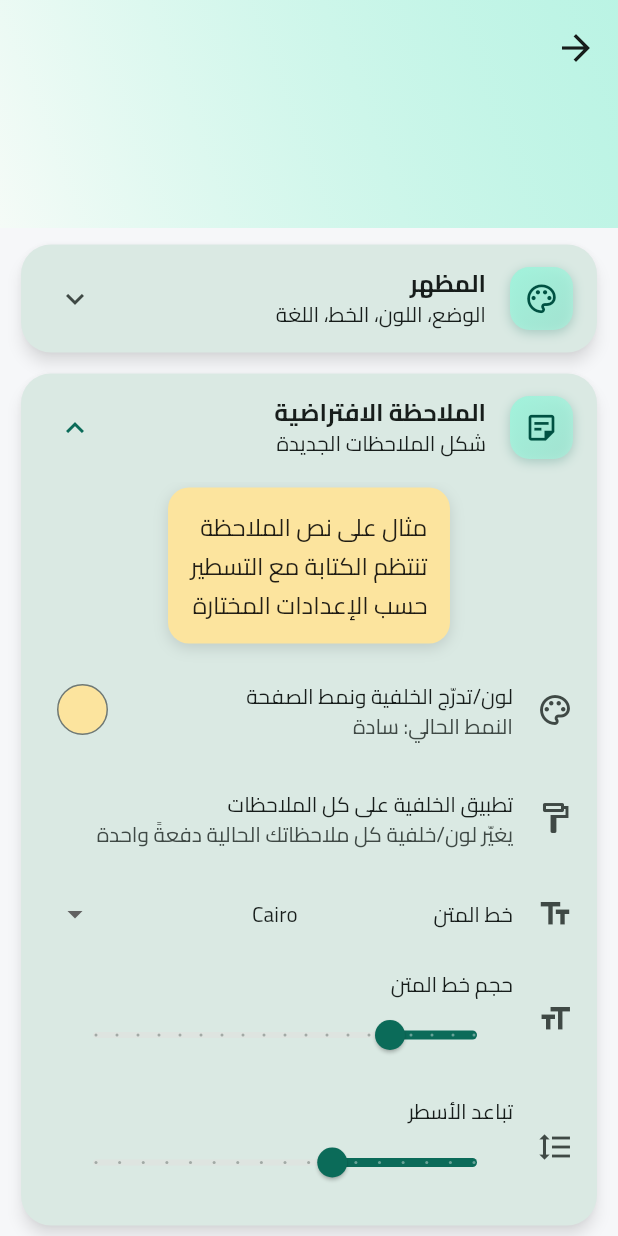
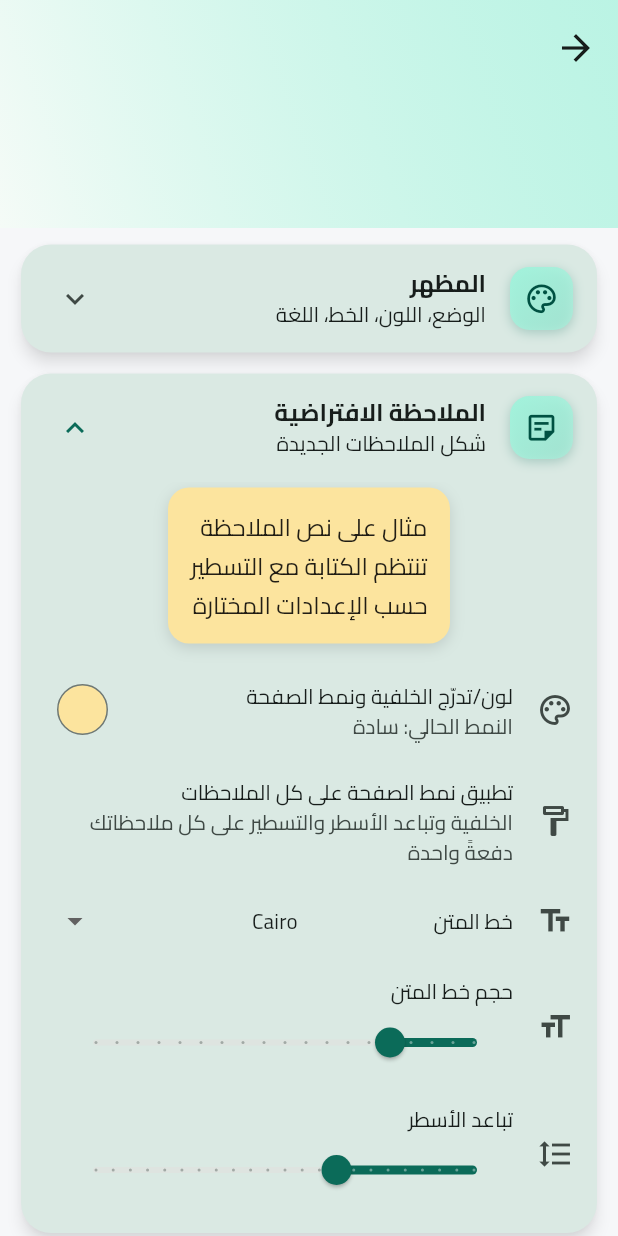
Before and after one commit to alaoufi/alaoufi_notes, a Flutter app: the SettingsScreen screen opened directly, after a tap on "المظهر", after a tap on "الملاحظة الافتراضية", on a phone screen of 412 x 824 dp. Run offline on Flutter 3.47's test engine with Material 3 defaults, Android fonts, the phone set to English and light mode, and no system bars; our stand-ins replace audioplayers, device_info_plus, file_picker, flutter_colorpicker, flutter_local_notifications, flutter_secure_storage and 14 more; missing offline and left inert: android_id, cryptography, encrypt, extension_google_sign_in_as_googleapis_auth, flutter_quill, googleapis and 2 more; accounts and stored records are empty; project files that could hold a hidden picture were left out.

Commit message:
إصلاح تباعد الأسطر الدقيق + توسيع المدى + تعميم نمط الصفحة بالكامل
تباعد الأسطر:
- كان flutter_quill يطبّق سمة line-height بقيم منفصلة محدّدة فقط (1.0/1.15/1.5/2.0)
  ويُسقط الباقي على الافتراضي، كما أن تجاوزنا لـ lineHeightNormal جعل «1.0» تُعرض
  بقيمة الإعداد العام (1.6) ⇒ تبدو 1.0 أكبر من 1.5. أضفنا customStyleBuilder يُسند
  الارتفاع الفعليّ لأي قيمة رقميّة ⇒ تباعد دقيق ومتدرّج صحيح.
- توسيع القيم: قائمة الأسطر تشمل 0.8..3.0، ومنزلق الإعداد العام ومنزلق منتقي
  الألوان صارا 0.8..3.0 (أقل من 1 وأكثر من 2).

تعميم نمط الصفحة على كل الملاحظات:
- يطبّق الآن الخلفية + التسطير + تباعد الأسطر (rule_line_height) على كل الملاحظات،
  لا اللون فقط. خط المتن وحجمه عامّان (يطبَّقان تلقائيًّا)، والاتجاه تلقائيّ لكل سطر.

رفع النسخة إلى 1.1.22+23.

Co-Authored-By: Claude Fable 5 <noreply@anthropic.com>
Claude-Session: https://claude.ai/code/session_01EgFDkQ7WC3S16HHMbyH5e4

```diff
--- a/mudhakkarati/lib/features/settings/settings_screen.dart
+++ b/mudhakkarati/lib/features/settings/settings_screen.dart
@@ -372,11 +372,12 @@ class SettingsScreen extends StatelessWidget {
         },
       ),
 
-      // تعميم الخلفية على كل الملاحظات الحالية
+      // تعميم نمط الصفحة (خلفية + تباعد أسطر + تسطير) على كل الملاحظات الحالية
       ListTile(
         leading: const Icon(Icons.format_paint_outlined),
-        title: const Text('تطبيق الخلفية على كل الملاحظات'),
-        subtitle: const Text('يغيّر لون/خلفية كل ملاحظاتك الحالية دفعةً واحدة'),
+        title: const Text('تطبيق نمط الصفحة على كل الملاحظات'),
+        subtitle: const Text(
+            'الخلفية وتباعد الأسطر والتسطير على كل ملاحظاتك دفعةً واحدة'),
         onTap: () async {
           final res = await showColorPicker(context, st.defaultNoteColor,
               currentStyle: st.defaultBgStyle,
@@ -389,22 +390,32 @@ class SettingsScreen extends StatelessWidget {
           if (!await confirmAction(context,
               title: 'تطبيق على كل الملاحظات؟',
               message:
-                  'ستأخذ كل ملاحظاتك الحالية هذه الخلفية. يمكنك تغيير أي ملاحظة لاحقًا.',
+                  'ستأخذ كل ملاحظاتك الحالية هذه الخلفية وتباعد الأسطر والتسطير. '
+                  'خط المتن وحجمه عامّان (يطبَّقان على الكل تلقائيًّا)، والاتجاه يضبط نفسه لكل سطر. '
+                  'يمكنك تغيير أي ملاحظة لاحقًا.',
               confirmLabel: 'تطبيق',
               icon: Icons.format_paint_outlined,
               destructive: false)) {
             return;
           }
           final notesProvider = context.read<NotesProvider>();
+          // تباعد الأسطر يُحفظ أيضًا كافتراضي عامّ (للملاحظات الجديدة).
+          if (res.ruleLineHeight != null) {
+            await st.setNoteLineHeight(res.ruleLineHeight!);
+          }
           final n = await notesProvider.notes.applyBackgroundToAll(
             color: res.value,
             bgStyle: res.bgStyle ?? st.defaultBgStyle,
             gradient: res.gradient,
+            ruleOnLine: res.ruleOnLine,
+            ruleThickness: res.ruleThickness,
+            ruleOpacity: res.ruleOpacity,
+            ruleLineHeight: res.ruleLineHeight,
           );
           await notesProvider.refresh();
           if (context.mounted) {
             ScaffoldMessenger.of(context).showSnackBar(
-              SnackBar(content: Text('طُبّقت الخلفية على $n ملاحظة')),
+              SnackBar(content: Text('طُبّق نمط الصفحة على $n ملاحظة')),
             );
           }
         },
@@ -449,11 +460,11 @@ class SettingsScreen extends StatelessWidget {
         leading: const Icon(Icons.format_line_spacing),
         title: const Text('تباعد الأسطر'),
         subtitle: Slider(
-          min: 1.0,
-          max: 2.6,
-          divisions: 16,
-          label: st.noteLineHeight.toStringAsFixed(1),
-          value: st.noteLineHeight.clamp(1.0, 2.6),
+          min: 0.8,
+          max: 3.0,
+          divisions: 22,
+          label: st.noteLineHeight.toStringAsFixed(2),
+          value: st.noteLineHeight.clamp(0.8, 3.0),
           onChanged: st.setNoteLineHeight,
         ),
       ),
--- a/mudhakkarati/pubspec.yaml
+++ b/mudhakkarati/pubspec.yaml
@@ -1,7 +1,7 @@
 name: mudhakkarati
 description: "مذكراتي - تطبيق مذكرات وملاحظات يعمل بدون إنترنت بالكامل."
 publish_to: 'none'
-version: 1.1.21+22
+version: 1.1.22+23
 
 environment:
   sdk: '>=3.4.0 <4.0.0'
```
Also changed, not shown: mudhakkarati/lib/data/repositories/note_repository.dart (+16 -4 lines), mudhakkarati/lib/features/editor/rich_text_field.dart (+15 -0 lines), mudhakkarati/lib/widgets/color_picker_sheet.dart (+4 -4 lines).
